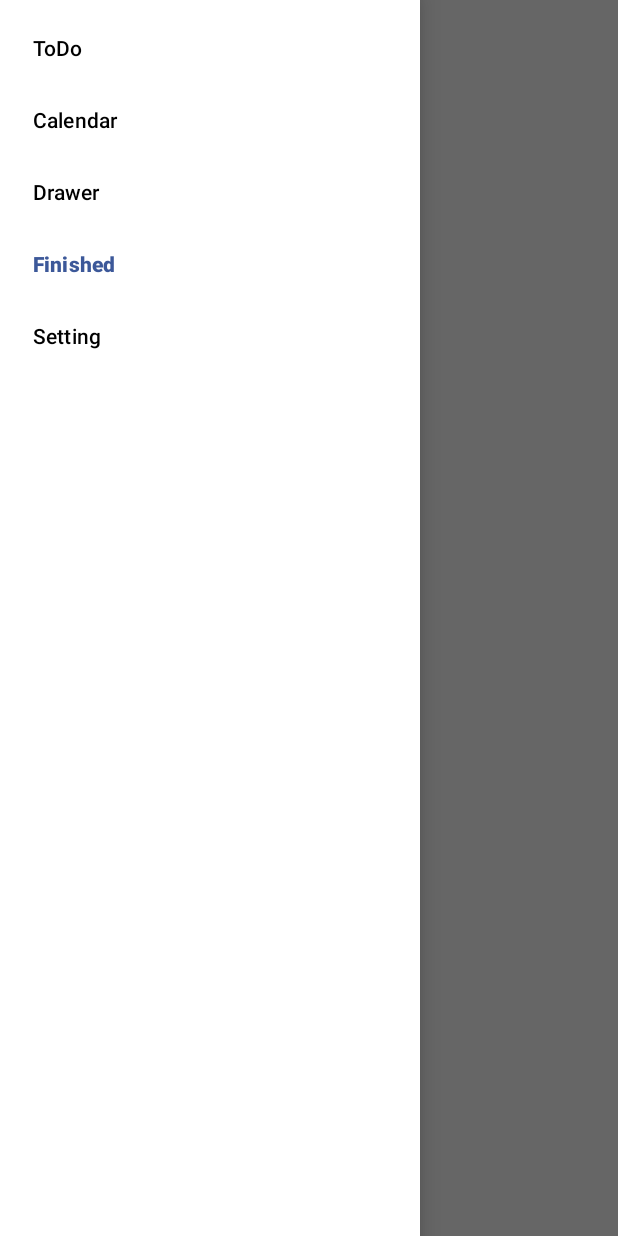
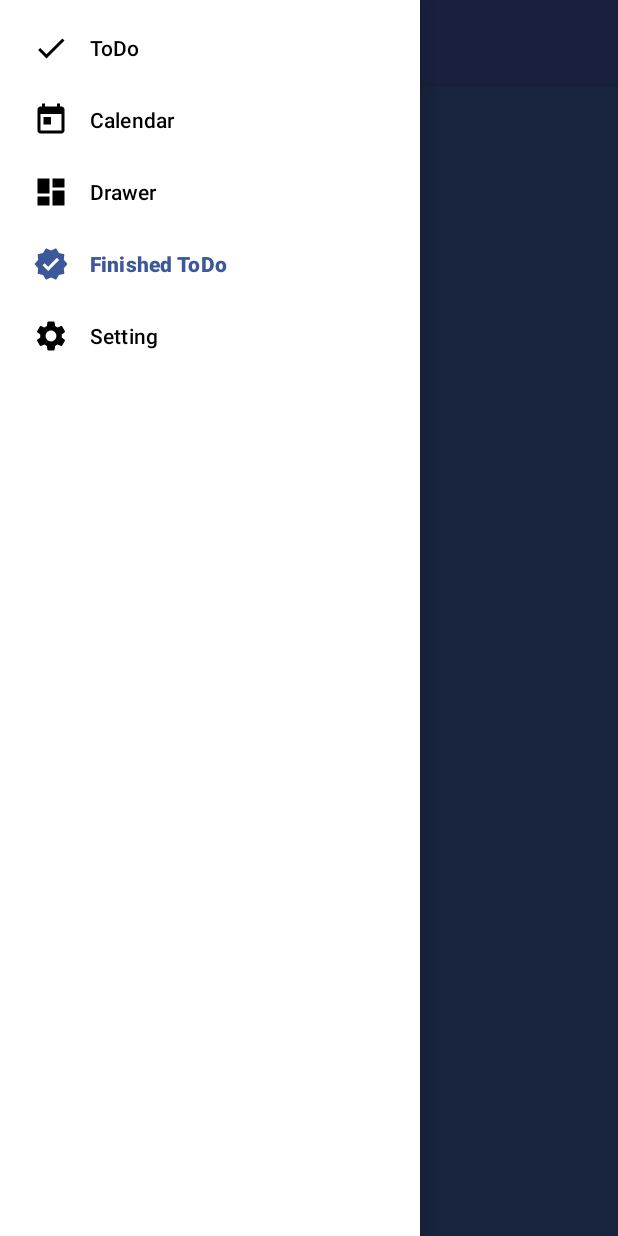
Before and after one commit to KangTaeJong98/Something, an Android app: the FinishedFragment screen opened through its navigation route, with the side drawer open, on a phone screen of 412 x 824 dp. Run offline under Robolectric (Android 15) with nearby library versions, the phone set to English and light mode, and no system bars; our stand-ins replace Dagger/Hilt's generated code, Room's generated code, data binding, navigation-ui; 2 statements that could not run were skipped.

Commit message:
FinishedFragment 구현완료

```diff
--- a/app/src/main/java/com/taetae98/something/MainActivity.kt
+++ b/app/src/main/java/com/taetae98/something/MainActivity.kt
@@ -20,7 +20,7 @@ class MainActivity : BaseActivity<ActivityMainBinding>(R.layout.activity_main) {
     private val appBarConfiguration by lazy {
         AppBarConfiguration(
                 setOf(
-                    R.id.todoFragment
+                    R.id.todoFragment, R.id.calendarFragment, R.id.drawerFragment, R.id.finishedFragment, R.id.settingFragment
                 ),
                 binding.drawer
         )
--- a/app/src/main/java/com/taetae98/something/fragment/FinishedFragment.kt
+++ b/app/src/main/java/com/taetae98/something/fragment/FinishedFragment.kt
@@ -1,8 +1,43 @@
 package com.taetae98.something.fragment
 
+import android.os.Bundle
+import android.view.LayoutInflater
+import android.view.View
+import android.view.ViewGroup
+import androidx.fragment.app.activityViewModels
 import com.taetae98.something.R
+import com.taetae98.something.adapter.ToDoAdapter
 import com.taetae98.something.base.BaseFragment
 import com.taetae98.something.databinding.FragmentFinishedBinding
+import com.taetae98.something.viewmodel.ToDoViewModel
+import dagger.hilt.android.AndroidEntryPoint
 
+@AndroidEntryPoint
 class FinishedFragment : BaseFragment<FragmentFinishedBinding>(R.layout.fragment_finished) {
+    private val todoViewModel by activityViewModels<ToDoViewModel>()
+    private val todoAdapter by lazy { ToDoAdapter() }
+
+    override fun onViewCreated(view: View, savedInstanceState: Bundle?) {
+        super.onViewCreated(view, savedInstanceState)
+        todoViewModel.todoLiveData.observe(viewLifecycleOwner) {
+            todoAdapter.submitList(it.filter { todo -> todo.isFinished })
+        }
+    }
+
+    override fun onCreateView(inflater: LayoutInflater, container: ViewGroup?, savedInstanceState: Bundle?): View? {
+        val view = super.onCreateView(inflater, container, savedInstanceState)
+        onCreateSupportActionbar()
+        onCreateRecyclerView()
+        return view
+    }
+
+    private fun onCreateSupportActionbar() {
+        setSupportActionBar(binding.toolbar)
+    }
+
+    private fun onCreateRecyclerView() {
+        with(binding.todoRecyclerView) {
+            adapter = todoAdapter
+        }
+    }
 }
--- /dev/null
+++ b/app/src/main/res/drawable-v24/ic_calendar.xml
@@ -0,0 +1,7 @@
+<vector android:height="24dp" android:tint="?attr/colorControlNormal"
+    android:viewportHeight="24" android:viewportWidth="24"
+    android:width="24dp" xmlns:android="http://schemas.android.com/apk/res/android">
+    <path
+        android:fillColor="@android:color/white"
+        android:pathData="M19,3h-1L18,1h-2v2L8,3L8,1L6,1v2L5,3c-1.11,0 -1.99,0.9 -1.99,2L3,19c0,1.1 0.89,2 2,2h14c1.1,0 2,-0.9 2,-2L21,5c0,-1.1 -0.9,-2 -2,-2zM19,19L5,19L5,8h14v11zM7,10h5v5L7,15z"/>
+</vector>
--- /dev/null
+++ b/app/src/main/res/drawable-v24/ic_drawer.xml
@@ -0,0 +1,7 @@
+<vector android:height="24dp" android:tint="?attr/colorControlNormal"
+    android:viewportHeight="24" android:viewportWidth="24"
+    android:width="24dp" xmlns:android="http://schemas.android.com/apk/res/android">
+    <path
+        android:fillColor="@android:color/white"
+        android:pathData="M3,13h8L11,3L3,3v10zM3,21h8v-6L3,15v6zM13,21h8L21,11h-8v10zM13,3v6h8L21,3h-8z"/>
+</vector>
--- /dev/null
+++ b/app/src/main/res/drawable-v24/ic_finished.xml
@@ -0,0 +1,7 @@
+<vector android:height="24dp" android:tint="?attr/colorControlNormal"
+    android:viewportHeight="24" android:viewportWidth="24"
+    android:width="24dp" xmlns:android="http://schemas.android.com/apk/res/android">
+    <path
+        android:fillColor="@android:color/white"
+        android:pathData="M23,12l-2.44,-2.79l0.34,-3.69l-3.61,-0.82L15.4,1.5L12,2.96L8.6,1.5L6.71,4.69L3.1,5.5L3.44,9.2L1,12l2.44,2.79l-0.34,3.7l3.61,0.82L8.6,22.5l3.4,-1.47l3.4,1.46l1.89,-3.19l3.61,-0.82l-0.34,-3.69L23,12zM10.09,16.72l-3.8,-3.81l1.48,-1.48l2.32,2.33l5.85,-5.87l1.48,1.48L10.09,16.72z"/>
+</vector>
--- a/app/src/main/res/drawable-v24/ic_finished_on_title.xml
+++ /dev/null
@@ -1,5 +0,0 @@
-<vector android:height="24dp" android:tint="?attr/onBackgroundVariant"
-    android:viewportHeight="24" android:viewportWidth="24"
-    android:width="24dp" xmlns:android="http://schemas.android.com/apk/res/android">
-    <path android:fillColor="?attr/onBackgroundVariant" android:pathData="M23,12l-2.44,-2.79l0.34,-3.69l-3.61,-0.82L15.4,1.5L12,2.96L8.6,1.5L6.71,4.69L3.1,5.5L3.44,9.2L1,12l2.44,2.79l-0.34,3.7l3.61,0.82L8.6,22.5l3.4,-1.47l3.4,1.46l1.89,-3.19l3.61,-0.82l-0.34,-3.69L23,12zM10.09,16.72l-3.8,-3.81l1.48,-1.48l2.32,2.33l5.85,-5.87l1.48,1.48L10.09,16.72z"/>
-</vector>
--- /dev/null
+++ b/app/src/main/res/drawable-v24/ic_setting.xml
@@ -0,0 +1,7 @@
+<vector android:height="24dp" android:tint="?attr/colorControlNormal"
+    android:viewportHeight="24" android:viewportWidth="24"
+    android:width="24dp" xmlns:android="http://schemas.android.com/apk/res/android">
+    <path
+        android:fillColor="@android:color/white"
+        android:pathData="M19.14,12.94c0.04,-0.3 0.06,-0.61 0.06,-0.94c0,-0.32 -0.02,-0.64 -0.07,-0.94l2.03,-1.58c0.18,-0.14 0.23,-0.41 0.12,-0.61l-1.92,-3.32c-0.12,-0.22 -0.37,-0.29 -0.59,-0.22l-2.39,0.96c-0.5,-0.38 -1.03,-0.7 -1.62,-0.94L14.4,2.81c-0.04,-0.24 -0.24,-0.41 -0.48,-0.41h-3.84c-0.24,0 -0.43,0.17 -0.47,0.41L9.25,5.35C8.66,5.59 8.12,5.92 7.63,6.29L5.24,5.33c-0.22,-0.08 -0.47,0 -0.59,0.22L2.74,8.87C2.62,9.08 2.66,9.34 2.86,9.48l2.03,1.58C4.84,11.36 4.8,11.69 4.8,12s0.02,0.64 0.07,0.94l-2.03,1.58c-0.18,0.14 -0.23,0.41 -0.12,0.61l1.92,3.32c0.12,0.22 0.37,0.29 0.59,0.22l2.39,-0.96c0.5,0.38 1.03,0.7 1.62,0.94l0.36,2.54c0.05,0.24 0.24,0.41 0.48,0.41h3.84c0.24,0 0.44,-0.17 0.47,-0.41l0.36,-2.54c0.59,-0.24 1.13,-0.56 1.62,-0.94l2.39,0.96c0.22,0.08 0.47,0 0.59,-0.22l1.92,-3.32c0.12,-0.22 0.07,-0.47 -0.12,-0.61L19.14,12.94zM12,15.6c-1.98,0 -3.6,-1.62 -3.6,-3.6s1.62,-3.6 3.6,-3.6s3.6,1.62 3.6,3.6S13.98,15.6 12,15.6z"/>
+</vector>
--- /dev/null
+++ b/app/src/main/res/drawable/ic_todo.xml
@@ -0,0 +1,10 @@
+<vector xmlns:android="http://schemas.android.com/apk/res/android"
+    android:width="24dp"
+    android:height="24dp"
+    android:viewportWidth="24"
+    android:viewportHeight="24"
+    android:tint="?attr/colorControlNormal">
+  <path
+      android:fillColor="@android:color/white"
+      android:pathData="M9,16.17L4.83,12l-1.42,1.41L9,19 21,7l-1.41,-1.41z"/>
+</vector>
--- a/app/src/main/res/layout/fragment_finished.xml
+++ b/app/src/main/res/layout/fragment_finished.xml
@@ -1,13 +1,31 @@
 <?xml version="1.0" encoding="utf-8"?>
-<layout xmlns:android="http://schemas.android.com/apk/res/android">
+<layout xmlns:android="http://schemas.android.com/apk/res/android"
+    xmlns:app="http://schemas.android.com/apk/res-auto">
 
     <data>
 
     </data>
 
-    <TextView
-        android:text="Finished"
-        android:gravity="center"
+    <androidx.coordinatorlayout.widget.CoordinatorLayout
+        android:background="?attr/onBackground"
         android:layout_width="match_parent"
-        android:layout_height="match_parent" />
+        android:layout_height="match_parent">
+
+        <com.google.android.material.appbar.AppBarLayout
+            android:layout_width="match_parent"
+            android:layout_height="wrap_content">
+            <com.google.android.material.appbar.MaterialToolbar
+                android:id="@+id/toolbar"
+                android:layout_width="match_parent"
+                android:layout_height="?attr/actionBarSize" />
+        </com.google.android.material.appbar.AppBarLayout>
+
+        <com.taetae98.something.view.ToDoRecyclerView
+            android:id="@+id/todo_recycler_view"
+            app:layoutManager="androidx.recyclerview.widget.LinearLayoutManager"
+            app:layout_behavior="com.google.android.material.appbar.AppBarLayout$ScrollingViewBehavior"
+            android:layout_width="match_parent"
+            android:layout_height="match_parent" />
+
+    </androidx.coordinatorlayout.widget.CoordinatorLayout>
 </layout>
--- a/app/src/main/res/layout/holder_todo.xml
+++ b/app/src/main/res/layout/holder_todo.xml
@@ -23,7 +23,8 @@
 
             <com.google.android.material.textview.MaterialTextView
                 style="@style/Theme.Something.ToDo.Title"
-                android:drawableStart="@{todo.finished ? @drawable/ic_finished_on_title : null}"
+                android:drawableStart="@{todo.finished ? @drawable/ic_finished : null}"
+                android:drawableTint="?attr/onElementBackgroundAccent"
                 android:layout_width="match_parent"
                 android:layout_height="wrap_content"
                 android:layout_margin="?attr/onBaseMargin"
--- a/app/src/main/res/menu/activity_main_navigation_menu.xml
+++ b/app/src/main/res/menu/activity_main_navigation_menu.xml
@@ -2,21 +2,26 @@
 <menu xmlns:android="http://schemas.android.com/apk/res/android">
     <item
         android:id="@+id/todoFragment"
+        android:icon="@drawable/ic_todo"
         android:title="@string/todo" />
 
     <item
         android:id="@+id/calendarFragment"
+        android:icon="@drawable/ic_calendar"
         android:title="@string/calendar" />
 
     <item
         android:id="@+id/drawerFragment"
+        android:icon="@drawable/ic_drawer"
         android:title="@string/drawer" />
 
     <item
         android:id="@+id/finishedFragment"
-        android:title="@string/finished" />
+        android:icon="@drawable/ic_finished"
+        android:title="@string/finished_todo" />
 
     <item
         android:id="@+id/settingFragment"
+        android:icon="@drawable/ic_setting"
         android:title="@string/setting" />
 </menu>
--- a/app/src/main/res/navigation/activity_main_navigation.xml
+++ b/app/src/main/res/navigation/activity_main_navigation.xml
@@ -7,27 +7,27 @@
     <fragment
         android:id="@+id/calendarFragment"
         android:name="com.taetae98.something.fragment.CalendarFragment"
-        android:label="CalendarFragment" />
+        android:label="@string/calendar" />
     <fragment
         android:id="@+id/drawerEditFragment"
         android:name="com.taetae98.something.fragment.DrawerEditFragment"
-        android:label="DrawerEditFragment" />
+        android:label="@string/edit" />
     <fragment
         android:id="@+id/finishedFragment"
         android:name="com.taetae98.something.fragment.FinishedFragment"
-        android:label="FinishedFragment" />
+        android:label="@string/finished_todo" />
     <fragment
         android:id="@+id/drawerFragment"
         android:name="com.taetae98.something.fragment.DrawerFragment"
-        android:label="DrawerFragment" />
+        android:label="@string/drawer" />
     <fragment
         android:id="@+id/settingFragment"
         android:name="com.taetae98.something.fragment.SettingFragment"
-        android:label="SettingFragment" />
+        android:label="@string/setting" />
     <fragment
         android:id="@+id/todoEditFragment"
         android:name="com.taetae98.something.fragment.ToDoEditFragment"
-        android:label="ToDoEditFragment" >
+        android:label="@string/edit" >
         <argument
             android:name="todo"
             app:argType="com.taetae98.something.dto.ToDo" />
@@ -35,7 +35,7 @@
     <fragment
         android:id="@+id/todoFragment"
         android:name="com.taetae98.something.fragment.ToDoFragment"
-        android:label="ToDoFragment" />
+        android:label="@string/todo" />
     <action
         android:id="@+id/action_global_drawerEditFragment"
         app:destination="@id/drawerEditFragment" />
--- a/app/src/main/res/values-night/themes.xml
+++ b/app/src/main/res/values-night/themes.xml
@@ -21,7 +21,7 @@
 
         <item name="onElementBackground">@color/white</item>
         <item name="onElementBackgroundVariant">@color/white</item>
-        <item name="onElementBackgroundAccent">@color/black</item>
+        <item name="onElementBackgroundAccent">@color/onBlueVariantColor</item>
 
         <item name="onToDoTitleTextColor">@color/black</item>
         <item name="onToDoTermTextColor">@color/gray</item>
--- a/app/src/main/res/values/strings.xml
+++ b/app/src/main/res/values/strings.xml
@@ -3,7 +3,7 @@
     <string name="todo">ToDo</string>
     <string name="calendar">Calendar</string>
     <string name="drawer">Drawer</string>
-    <string name="finished">Finished</string>
+    <string name="finished_todo">Finished ToDo</string>
     <string name="setting">Setting</string>
     <string name="add">Add</string>
     <string name="delete_success">Delete Success</string>
@@ -22,4 +22,5 @@
     <string name="confirm">Confirm</string>
     <string name="cancel">Cancel</string>
     <string name="fill_ther_title">Fill the title.</string>
+    <string name="edit">Edit</string>
 </resources>
--- a/app/src/main/res/values/themes.xml
+++ b/app/src/main/res/values/themes.xml
@@ -21,7 +21,7 @@
 
         <item name="onElementBackground">@color/white</item>
         <item name="onElementBackgroundVariant">@color/white</item>
-        <item name="onElementBackgroundAccent">@color/black</item>
+        <item name="onElementBackgroundAccent">@color/onBlueVariantColor</item>
 
         <item name="onToDoTitleTextColor">@color/black</item>
         <item name="onToDoTermTextColor">@color/gray</item>
```
